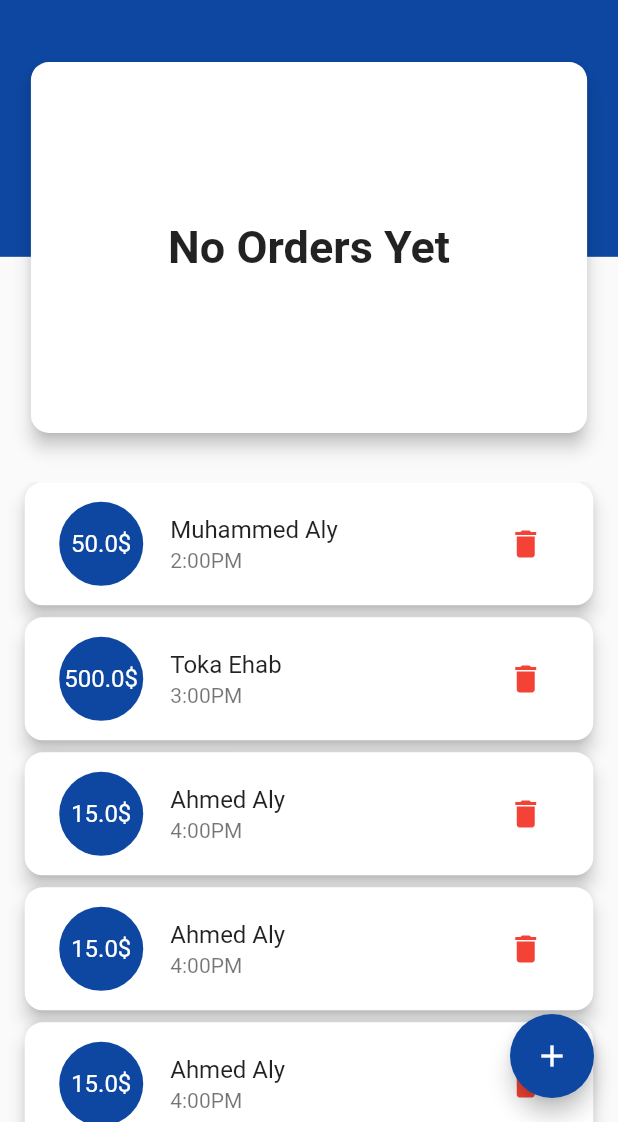
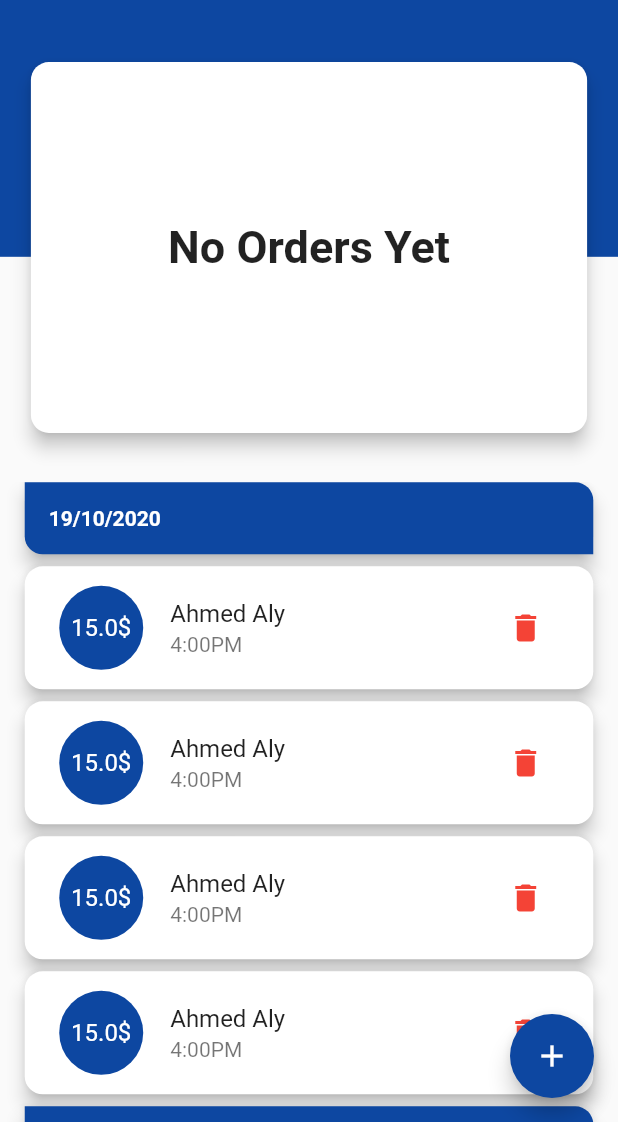
Before and after one commit to Flutter-Course/Online, a Flutter app: the screen it shows after launch, on a phone screen of 412 x 824 dp, the part 114-1236 px from its top. Run offline on Flutter 3.47's test engine with Material 2 defaults, Android fonts, the phone set to English and light mode, and no system bars; drawn by our look-alikes of sticky_headers.

```diff
--- /dev/null
+++ b/delivery_manager/lib/models/order.dart
@@ -0,0 +1,14 @@
+import 'package:flutter/foundation.dart';
+
+class Order {
+  int id;
+  String deliveryMan;
+  DateTime orderDate;
+  double price;
+
+  Order(
+      {@required this.id,
+      @required this.deliveryMan,
+      @required this.orderDate,
+      @required this.price});
+}
--- a/delivery_manager/lib/screens/home_screen.dart
+++ b/delivery_manager/lib/screens/home_screen.dart
@@ -1,5 +1,10 @@
+import 'package:delivery_manager/widgets/background_container.dart';
+import 'package:delivery_manager/widgets/chart.dart';
+import 'package:delivery_manager/widgets/homescreen_title.dart';
 import 'package:delivery_manager/widgets/order_item.dart';
+import 'package:delivery_manager/widgets/sticky_header_head.dart';
 import 'package:flutter/material.dart';
+import 'package:sticky_headers/sticky_headers.dart';
 
 class HomeScreen extends StatefulWidget {
   @override
@@ -7,79 +12,92 @@ class HomeScreen extends StatefulWidget {
 }
 
 class _HomeScreenState extends State<HomeScreen> {
+  ScrollController scrollController = ScrollController();
+  bool showUpButton = false;
   @override
   Widget build(BuildContext context) {
     return Scaffold(
       body: Stack(
         children: [
-          Container(
-            color: Theme.of(context).primaryColor,
-            width: MediaQuery.of(context).size.width,
-            height: MediaQuery.of(context).size.height * 0.3,
-          ),
+          BackgroundContainer(),
           SafeArea(
             child: Container(
               width: MediaQuery.of(context).size.width,
               child: Column(
                 children: [
-                  Container(
-                    margin: EdgeInsets.symmetric(
-                      vertical: MediaQuery.of(context).size.height * 0.05,
+                  HomeScreenTitle(),
+                  Chart(),
+                  Expanded(
+                    child: NotificationListener<ScrollUpdateNotification>(
+                      onNotification: (notification) {
+                        if (notification.metrics.pixels > 40 &&
+                            showUpButton == false) {
+                          setState(() {
+                            showUpButton = true;
+                          });
+                        } else if (notification.metrics.pixels <= 40 &&
+                            showUpButton == true) {
+                          setState(() {
+                            showUpButton = false;
+                          });
+                        }
+                        return true;
+                      },
+                      child: ListView(
+                        controller: scrollController,
+                        padding: EdgeInsets.only(
+                          bottom: kFloatingActionButtonMargin + 56,
                         ),
-                    child: Text(
-                      'Delivery Manager',
-                      style: TextStyle(
-                        color: Colors.white,
-                        fontSize: 30,
-                        fontWeight: FontWeight.bold,
-                      ),
-                    ),
-                  ),
-                  Card(
-                    shape: RoundedRectangleBorder(
-                      borderRadius: BorderRadius.circular(12),
-                    ),
-                    elevation: 5,
-                    margin: EdgeInsets.symmetric(
-                      horizontal: MediaQuery.of(context).size.width * 0.05,
-                    ).add(
-                      EdgeInsets.only(
-                        bottom: MediaQuery.of(context).size.height * 0.04,
-                      ),
-                    ),
-                    child: Container(
-                      height: MediaQuery.of(context).size.height * 0.3,
-                      width: double.infinity,
-                      child: Center(
-                        child: Text(
-                          'No Orders Yet',
-                          style: TextStyle(
-                            fontSize: 30,
-                            fontWeight: FontWeight.bold,
-                          ),
-                        ),
-                      ),
-                    ),
-                  ),
-                  Expanded(
-                    child: ListView(
                         physics: BouncingScrollPhysics(),
                         children: [
+                          StickyHeader(
+                            header: StickyHeaderHead('19/10/2020'),
+                            content: Column(
+                              children: [
                                 OrderItem(
-                          price: 50,
-                          deliveryMan: 'Muhammed Aly',
-                          time: '2:00PM',
-                        ),
-                        OrderItem(
-                          price: 500,
-                          deliveryMan: 'Toka Ehab',
-                          time: '3:00PM',
+                                  price: 15,
+                                  deliveryMan: 'Ahmed Aly',
+                                  time: '4:00PM',
                                 ),
                                 OrderItem(
                                   price: 15,
                                   deliveryMan: 'Ahmed Aly',
                                   time: '4:00PM',
                                 ),
+                                OrderItem(
+                                  price: 15,
+                                  deliveryMan: 'Ahmed Aly',
+                                  time: '4:00PM',
+                                ),
+                                OrderItem(
+                                  price: 15,
+                                  deliveryMan: 'Ahmed Aly',
+                                  time: '4:00PM',
+                                ),
+                              ],
+                            ),
+                          ),
+                          StickyHeader(
+                            header: StickyHeaderHead('18/10/2020'),
+                            content: Column(
+                              children: [
+                                OrderItem(
+                                  price: 15,
+                                  deliveryMan: 'Ahmed Aly',
+                                  time: '4:00PM',
+                                ),
+                                OrderItem(
+                                  price: 15,
+                                  deliveryMan: 'Ahmed Aly',
+                                  time: '4:00PM',
+                                ),
+                              ],
+                            ),
+                          ),
+                          StickyHeader(
+                            header: StickyHeaderHead('17/10/2020'),
+                            content: Column(
+                              children: [
                                 OrderItem(
                                   price: 15,
                                   deliveryMan: 'Ahmed Aly',
@@ -104,11 +122,34 @@ class _HomeScreenState extends State<HomeScreen> {
                   ),
                 ],
               ),
-      floatingActionButton: FloatingActionButton(
+            ),
+          ),
+        ],
+      ),
+      floatingActionButton: Container(
+        margin: EdgeInsets.only(left: 2 * kFloatingActionButtonMargin),
+        child: Row(
+          mainAxisAlignment: (showUpButton)
+              ? MainAxisAlignment.spaceBetween
+              : MainAxisAlignment.end,
+          children: [
+            if (showUpButton)
+              FloatingActionButton(
+                mini: true,
+                backgroundColor: Colors.grey,
+                child: Icon(Icons.keyboard_arrow_up),
+                onPressed: () {
+                  scrollController.jumpTo(0.0);
+                },
+              ),
+            FloatingActionButton(
               backgroundColor: Theme.of(context).primaryColor,
               child: Icon(Icons.add),
               onPressed: () {},
             ),
+          ],
+        ),
+      ),
     );
   }
 }
--- /dev/null
+++ b/delivery_manager/lib/widgets/background_container.dart
@@ -0,0 +1,12 @@
+import 'package:flutter/material.dart';
+
+class BackgroundContainer extends StatelessWidget {
+  @override
+  Widget build(BuildContext context) {
+    return Container(
+      color: Theme.of(context).primaryColor,
+      width: MediaQuery.of(context).size.width,
+      height: MediaQuery.of(context).size.height * 0.3,
+    );
+  }
+}
--- /dev/null
+++ b/delivery_manager/lib/widgets/chart.dart
@@ -0,0 +1,33 @@
+import 'package:flutter/material.dart';
+
+class Chart extends StatelessWidget {
+  @override
+  Widget build(BuildContext context) {
+    return Card(
+      shape: RoundedRectangleBorder(
+        borderRadius: BorderRadius.circular(12),
+      ),
+      elevation: 5,
+      margin: EdgeInsets.symmetric(
+        horizontal: MediaQuery.of(context).size.width * 0.05,
+      ).add(
+        EdgeInsets.only(
+          bottom: MediaQuery.of(context).size.height * 0.04,
+        ),
+      ),
+      child: Container(
+        height: MediaQuery.of(context).size.height * 0.3,
+        width: double.infinity,
+        child: Center(
+          child: Text(
+            'No Orders Yet',
+            style: TextStyle(
+              fontSize: 30,
+              fontWeight: FontWeight.bold,
+            ),
+          ),
+        ),
+      ),
+    );
+  }
+}
--- /dev/null
+++ b/delivery_manager/lib/widgets/homescreen_title.dart
@@ -0,0 +1,20 @@
+import 'package:flutter/material.dart';
+
+class HomeScreenTitle extends StatelessWidget {
+  @override
+  Widget build(BuildContext context) {
+    return Container(
+      margin: EdgeInsets.symmetric(
+        vertical: MediaQuery.of(context).size.height * 0.05,
+      ),
+      child: Text(
+        'Delivery Manager',
+        style: TextStyle(
+          color: Colors.white,
+          fontSize: 30,
+          fontWeight: FontWeight.bold,
+        ),
+      ),
+    );
+  }
+}
--- /dev/null
+++ b/delivery_manager/lib/widgets/sticky_header_head.dart
@@ -0,0 +1,37 @@
+import 'package:flutter/material.dart';
+
+class StickyHeaderHead extends StatelessWidget {
+  final String date;
+  StickyHeaderHead(this.date);
+  @override
+  Widget build(BuildContext context) {
+    return Card(
+      shape: RoundedRectangleBorder(
+        borderRadius: BorderRadius.only(
+          bottomLeft: Radius.circular(12),
+          topRight: Radius.circular(12),
+        ),
+      ),
+      elevation: 5,
+      margin: EdgeInsets.symmetric(
+        horizontal: MediaQuery.of(context).size.width * 0.04,
+      ).add(
+        EdgeInsets.only(
+          bottom: 8,
+        ),
+      ),
+      color: Theme.of(context).primaryColor,
+      child: Container(
+        width: double.infinity,
+        padding: EdgeInsets.all(16),
+        child: Text(
+          date,
+          style: TextStyle(
+            color: Colors.white,
+            fontWeight: FontWeight.bold,
+          ),
+        ),
+      ),
+    );
+  }
+}
```
Also changed, not shown: delivery_manager/pubspec.yaml (+3 -10 lines), delivery_manager/pubspec.lock. Lines whose indentation alone changed are shown as unchanged.
